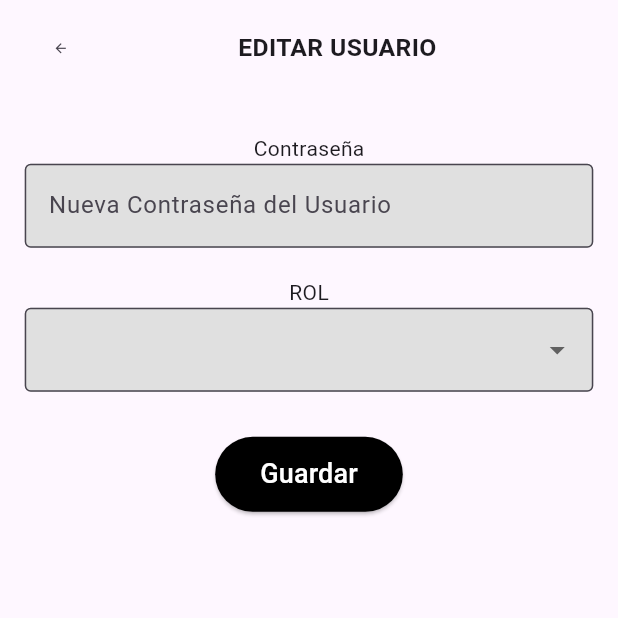
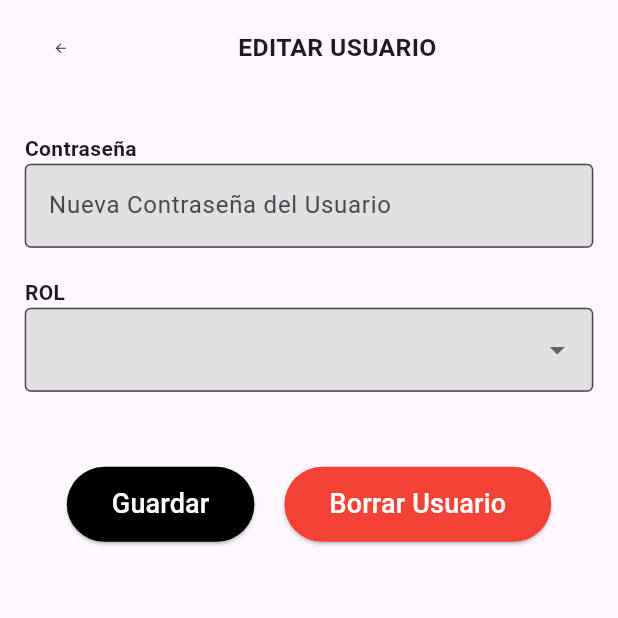
Before and after one commit to daanilm14/TFG, a Flutter app: the EditarUsuario screen opened directly with empty values, on a phone screen of 412 x 824 dp, the top half of it. Run offline on Flutter 3.47's test engine with Material 3 defaults, Android fonts, the phone set to English and light mode, and no system bars; our stand-ins replace cloud_firestore, firebase_auth, firebase_core; accounts and stored records are empty.

Commit message:
copia de seguridad

```diff
--- a/lib/CrearUsuario.dart
+++ b/lib/CrearUsuario.dart
@@ -1,7 +1,7 @@
 import 'package:flutter/material.dart';
 import 'package:firebase_auth/firebase_auth.dart';
 import 'package:cloud_firestore/cloud_firestore.dart';
-import 'Usuario.dart'; // Asegúrate de importar tu clase Usuario
+import 'Usuario.dart';
 
 class CrearUsuario extends StatefulWidget {
   const CrearUsuario({super.key});
--- a/lib/EditarUsuario.dart
+++ b/lib/EditarUsuario.dart
@@ -24,7 +24,6 @@ class _EditarUsuarioState extends State<EditarUsuario> {
     final contrasena = contrasenaController.text.trim();
     final rol = rolSeleccionado;
 
-    // Validación
     if (contrasena.isEmpty && rol == widget.usuario.rol) {
       ScaffoldMessenger.of(context).showSnackBar(
         const SnackBar(content: Text('No hay cambios para guardar')),
@@ -32,7 +31,6 @@ class _EditarUsuarioState extends State<EditarUsuario> {
       return;
     }
 
-    // Validar contraseña si se intenta cambiar
     if (contrasena.isNotEmpty && contrasena.length < 6) {
       ScaffoldMessenger.of(context).showSnackBar(
         const SnackBar(content: Text('La contraseña debe tener al menos 6 caracteres')),
@@ -40,7 +38,6 @@ class _EditarUsuarioState extends State<EditarUsuario> {
       return;
     }
 
-    // Actualizar datos según sea necesario
     try {
       if (contrasena.isNotEmpty && contrasena.length >= 6) {
         await widget.usuario.updatePassword(contrasena);
@@ -53,10 +50,23 @@ class _EditarUsuarioState extends State<EditarUsuario> {
       ScaffoldMessenger.of(context).showSnackBar(
         const SnackBar(content: Text('Cambios guardados correctamente')),
       );
-
     } catch (e) {
       ScaffoldMessenger.of(context).showSnackBar(
         SnackBar(content: Text('Error al actualizar: $e')),
+      );
+    }
+  }
+
+  void borrarUsuario() async {
+    try {
+      //await widget.usuario.deleteUsuario(widget.usuario.uid);
+      ScaffoldMessenger.of(context).showSnackBar(
+        const SnackBar(content: Text('Usuario eliminado correctamente')),
+      );
+      Navigator.pop(context); // Volver atrás después de eliminar
+    } catch (e) {
+      ScaffoldMessenger.of(context).showSnackBar(
+        SnackBar(content: Text('Error al eliminar: $e')),
       );
     }
   }
@@ -105,7 +115,13 @@ class _EditarUsuarioState extends State<EditarUsuario> {
                   SizedBox(height: screenHeight * 0.04),
 
                   // CAMPO CONTRASEÑA
-                  const Text('Contraseña'),
+                  Align(
+                    alignment: Alignment.centerLeft,
+                    child: const Text(
+                      'Contraseña',
+                      style: TextStyle(fontWeight: FontWeight.bold),
+                    ),
+                  ),
                   TextField(
                     controller: contrasenaController,
                     obscureText: true,
@@ -120,7 +136,13 @@ class _EditarUsuarioState extends State<EditarUsuario> {
                   const SizedBox(height: 20),
 
                   // CAMPO ROL
-                  const Text('ROL'),
+                  Align(
+                    alignment: Alignment.centerLeft,
+                    child: const Text(
+                      'ROL',
+                      style: TextStyle(fontWeight: FontWeight.bold),
+                    ),
+                  ),
                   DropdownButtonFormField<String>(
                     value: rolSeleccionado,
                     decoration: InputDecoration(
@@ -141,11 +163,14 @@ class _EditarUsuarioState extends State<EditarUsuario> {
                     }).toList(),
                   ),
 
-                  const SizedBox(height: 30),
+                  const SizedBox(height: 50), // Espacio extra antes de los botones
 
-                  // BOTÓN GUARDAR
+                  // BOTONES GUARDAR Y BORRAR
                   Center(
-                    child: ElevatedButton(
+                    child: Row(
+                      mainAxisAlignment: MainAxisAlignment.center,
+                      children: [
+                        ElevatedButton(
                           onPressed: editarUsuario,
                           style: ElevatedButton.styleFrom(
                             backgroundColor: Colors.black,
@@ -162,6 +187,26 @@ class _EditarUsuarioState extends State<EditarUsuario> {
                             ),
                           ),
                         ),
+                        const SizedBox(width: 20),
+                        ElevatedButton(
+                          onPressed: borrarUsuario,
+                          style: ElevatedButton.styleFrom(
+                            backgroundColor: Colors.red,
+                            shape: RoundedRectangleBorder(
+                              borderRadius: BorderRadius.circular(30),
+                            ),
+                            padding: const EdgeInsets.symmetric(horizontal: 30, vertical: 12),
+                          ),
+                          child: const Text(
+                            'Borrar Usuario',
+                            style: TextStyle(
+                              fontSize: 18,
+                              color: Colors.white,
+                            ),
+                          ),
+                        ),
+                      ],
+                    ),
                   ),
                 ],
               ),
--- a/lib/Usuario.dart
+++ b/lib/Usuario.dart
@@ -45,6 +45,8 @@ class Usuario{
       print('Error añadiendo usuario: $e');
     }
   }
+
+
 
   // Método para obtener todos los usuarios de la base de datos.
   Future<List<Usuario>> getUsuarios() async {
```
Lines whose indentation alone changed are shown as unchanged.
